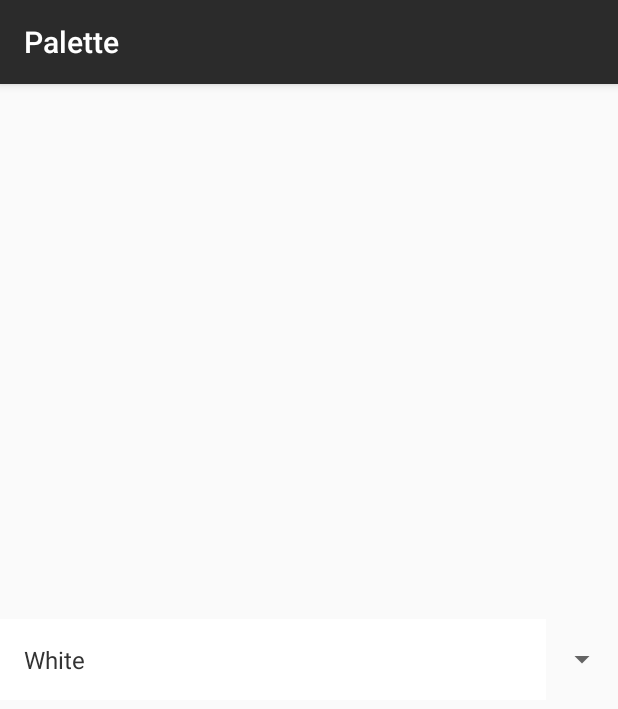
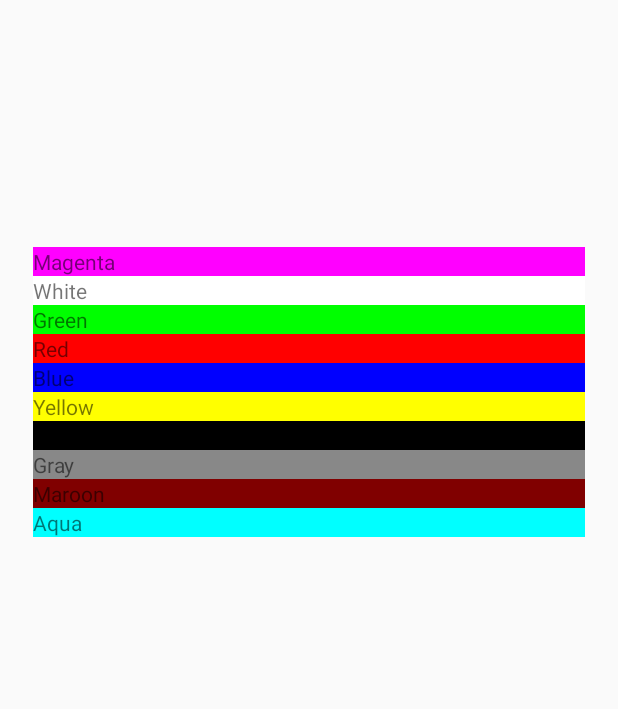
Before and after one commit to sooie5152/Lab4, an Android app: the screen it shows after launch (PaletteActivity), on a phone screen of 412 x 824 dp. Shown: the top 709 px of the screen. Run offline under Robolectric (Android 15) with nearby library versions, the phone set to English and light mode, and no system bars.

```diff
--- a/app/src/main/java/edu/temple/lab4/CanvasActivity.java
+++ b/app/src/main/java/edu/temple/lab4/CanvasActivity.java
@@ -1,19 +1,19 @@
 package edu.temple.lab4;
 
+import android.app.Activity;
 import android.graphics.Color;
 import android.os.Bundle;
-import android.widget.RelativeLayout;
 
-import androidx.annotation.Nullable;
-import androidx.appcompat.app.AppCompatActivity;
+import androidx.constraintlayout.widget.ConstraintLayout;
 
-public class CanvasActivity extends AppCompatActivity {
+public class CanvasActivity extends Activity {
+
     @Override
-    protected void onCreate(@Nullable Bundle savedInstanceState) {
+    protected void onCreate(Bundle savedInstanceState) {
         super.onCreate(savedInstanceState);
         setContentView(R.layout.activity_canvas);
-        RelativeLayout root =  findViewById(R.id.ll_root);
-        String color = getIntent().getStringExtra("color");
-        root.setBackgroundColor(Color.parseColor(color));
+
+        ConstraintLayout constraintLayout = findViewById(R.id.constraintLayout);
+        constraintLayout.setBackgroundColor(Color.parseColor(getIntent().getStringExtra("color")));
     }
 }
--- a/app/src/main/java/edu/temple/lab4/ColorAdapter.java
+++ b/app/src/main/java/edu/temple/lab4/ColorAdapter.java
@@ -2,61 +2,44 @@ package edu.temple.lab4;
 
 import android.content.Context;
 import android.graphics.Color;
-import android.view.LayoutInflater;
 import android.view.View;
 import android.view.ViewGroup;
 import android.widget.BaseAdapter;
-import android.widget.LinearLayout;
 import android.widget.TextView;
 
-import java.util.ArrayList;
-
+/**
+ * Created by Steve-Laptop on 2/14/2018.
+ */
 
 public class ColorAdapter extends BaseAdapter {
-    ArrayList<CustomColor> customColors;
+    String[] colors;
     Context context;
-    public ColorAdapter(Context context, ArrayList<CustomColor> customColors) {
-        this.customColors = customColors;
+
+    public ColorAdapter (Context context, String[] colors){
+        this.colors = colors;
         this.context = context;
     }
 
     @Override
     public int getCount() {
-        return customColors.size();
+        return colors.length;
     }
 
     @Override
-    public Object getItem(int i) {
-        return customColors.get(i);
+    public Object getItem(int position) {
+        return colors[position];
     }
 
     @Override
-    public long getItemId(int i) {
-        return i;
+    public long getItemId(int position) {
+        return 0;
     }
 
     @Override
-    public View getView(int i, View view, ViewGroup viewGroup) {
-        ViewHolder holder = null;
-        if (view == null) {
-            holder = new ViewHolder();
-            view = LayoutInflater.from(context).inflate(R.layout.item_color, viewGroup,false);
-            holder.llRoot =  view.findViewById(R.id.ll_root);
-            holder.tvName =  view.findViewById(R.id.tv_name);
-            view.setTag(holder);
-        } else {
-            holder = (ViewHolder) view.getTag();
-        }
-        CustomColor customColor = customColors.get(i);
-        holder.llRoot.setBackgroundColor(Color.parseColor(customColor.getColor()));
-        holder.tvName.setText(customColor.getName());
-        return view;
-    }
-
-
-
-    private class ViewHolder{
-        LinearLayout llRoot;
-        TextView tvName;
+    public View getView(int position, View convertView, ViewGroup parent) {
+        TextView textView = new TextView(context);
+        textView.setText(colors[position]);
+        textView.setBackgroundColor(Color.parseColor(colors[position]));
+        return textView;
     }
 }
--- a/app/src/main/java/edu/temple/lab4/CustomColor.java
+++ /dev/null
@@ -1,28 +0,0 @@
-package edu.temple.lab4;
-
-
-public class CustomColor {
-    private String name;
-    private String color;
-
-    public String getName() {
-        return name;
-    }
-
-    public void setName(String name) {
-        this.name = name;
-    }
-
-    public String getColor() {
-        return color;
-    }
-
-    public void setColor(String color) {
-        this.color = color;
-    }
-
-    public CustomColor(String name, String color) {
-        this.name = name;
-        this.color = color;
-    }
-}
--- a/app/src/main/java/edu/temple/lab4/PaletteActivity.java
+++ b/app/src/main/java/edu/temple/lab4/PaletteActivity.java
@@ -1,65 +1,41 @@
 package edu.temple.lab4;
 
+import android.app.Activity;
 import android.content.Intent;
+import android.content.res.Resources;
 import android.os.Bundle;
 import android.view.View;
 import android.widget.AdapterView;
-import android.widget.Spinner;
+import android.widget.GridView;
 
-import androidx.appcompat.app.AppCompatActivity;
+public class PaletteActivity extends Activity {
 
-import java.util.ArrayList;
-
-
-public class PaletteActivity extends AppCompatActivity {
-
-    private ArrayList<CustomColor> list = new ArrayList<>();
-    private ColorAdapter adapter;
-    private boolean first = true;
     @Override
     protected void onCreate(Bundle savedInstanceState) {
         super.onCreate(savedInstanceState);
-        setContentView(R.layout.activity_color);
-        addColor();
-        adapter = new ColorAdapter(this, list);
-        Spinner spinner= findViewById(R.id.spinner);
+        setContentView(R.layout.activity_palette);
 
-        spinner.setAdapter(adapter);
+        Resources res = getResources();
+        final String[] colors = res.getStringArray(R.array.Colors);
 
-        spinner.setOnItemSelectedListener(new AdapterView.OnItemSelectedListener() {
+
+        ColorAdapter colorAdapter = new ColorAdapter(this, colors);
+
+        //this is the gridView in the layout
+        GridView gridView = findViewById(R.id.gridView);
+        gridView.setAdapter(colorAdapter);
+
+        //when item is clicked
+        gridView.setOnItemClickListener(new AdapterView.OnItemClickListener() {
             @Override
-            public void onItemSelected(AdapterView<?> adapterView, View view, int i, long l) {
-                if (first){
-                    first = false;
-                    return;
-                }
-                Intent intent = new Intent(PaletteActivity.this,CanvasActivity.class);
-                String color = list.get(i).getColor();
-                intent.putExtra("color",color);
+            public void onItemClick(AdapterView<?> parent, View view, int position, long id) {
+                //create the intent
+                Intent intent = new Intent(PaletteActivity.this, CanvasActivity.class);
+                //put string into the extra with the key: color
+                intent.putExtra("color", colors[position]);
+                //launch the intent
                 startActivity(intent);
-            }
-
-            @Override
-            public void onNothingSelected(AdapterView<?> adapterView) {
-
             }
         });
     }
-
-
-    private void addColor() {
-        list.add(new CustomColor("White","#FFFFFF"));
-        list.add(new CustomColor("BLUE","#0000ff"));
-        list.add(new CustomColor("RED","#ff0000"));
-        list.add(new CustomColor("YELLOW","#ffff00"));
-        list.add(new CustomColor("MAGENTA","#ff00ff"));
-        list.add(new CustomColor("LTGRAY","#cccccc"));
-        list.add(new CustomColor("GREEN","#00ff00"));
-        list.add(new CustomColor("NavajoWhite","#FFDEAD"));
-        list.add(new CustomColor("GreenYellow","#ADFF2F"));
-        list.add(new CustomColor("LightSalmon","#FFA07A"));
-        list.add(new CustomColor("Tomato","#FF6347"));
-        list.add(new CustomColor("Turquoise","#40E0D0"));
-        list.add(new CustomColor("Maroon","#800000"));
-    }
 }
--- a/app/src/main/res/layout/activity_color.xml
+++ /dev/null
@@ -1,24 +0,0 @@
-<?xml version="1.0" encoding="utf-8"?>
-<RelativeLayout xmlns:android="http://schemas.android.com/apk/res/android"
-    xmlns:app="http://schemas.android.com/apk/res-auto"
-    xmlns:tools="http://schemas.android.com/tools"
-    android:layout_width="match_parent"
-    android:layout_height="match_parent"
-    tools:context="temple.edu.lab4.PaletteActivity">
-
-
-    <LinearLayout
-        android:layout_centerInParent="true"
-        android:gravity="center_vertical"
-        android:layout_width="match_parent"
-        android:layout_height="54dp"
-        >
-
-        <Spinner
-            android:id="@+id/spinner"
-            android:layout_width="match_parent"
-            android:layout_height="match_parent"
-            />
-    </LinearLayout>
-
-</RelativeLayout>
--- /dev/null
+++ b/app/src/main/res/layout/activity_palette.xml
@@ -0,0 +1,21 @@
+<?xml version="1.0" encoding="utf-8"?>
+<android.support.constraint.ConstraintLayout xmlns:android="http://schemas.android.com/apk/res/android"
+    xmlns:app="http://schemas.android.com/apk/res-auto"
+    xmlns:tools="http://schemas.android.com/tools"
+    android:layout_width="match_parent"
+    android:layout_height="match_parent"
+    tools:context="edu.temple.lab4.PaletteActivity">
+
+    <GridView
+        android:id="@+id/gridView"
+        android:layout_width="368dp"
+        android:layout_height="495dp"
+        android:layout_marginBottom="8dp"
+        android:layout_marginEnd="8dp"
+        android:layout_marginStart="8dp"
+        android:layout_marginTop="8dp"
+        app:layout_constraintBottom_toBottomOf="parent"
+        app:layout_constraintEnd_toEndOf="parent"
+        app:layout_constraintStart_toStartOf="parent"
+        app:layout_constraintTop_toTopOf="parent" />
+</android.support.constraint.ConstraintLayout>
--- a/app/src/main/res/layout/item_color.xml
+++ /dev/null
@@ -1,17 +0,0 @@
-<?xml version="1.0" encoding="utf-8"?>
-<LinearLayout xmlns:android="http://schemas.android.com/apk/res/android"
-    android:orientation="vertical" android:layout_width="match_parent"
-    android:layout_height="60dp"
-    android:id="@+id/ll_root"
-    android:background="#fff"
-    android:gravity="center_vertical">
-
-    <TextView
-        android:id="@+id/tv_name"
-        android:layout_marginLeft="16dp"
-        android:layout_width="wrap_content"
-        android:layout_height="wrap_content"
-        android:textColor="#333333"
-        android:text="color"
-        android:textSize="16sp"></TextView>
-</LinearLayout>
--- a/app/src/main/res/values/colors.xml
+++ b/app/src/main/res/values/colors.xml
@@ -1,6 +1,6 @@
 <?xml version="1.0" encoding="utf-8"?>
 <resources>
-    <color name="colorPrimary">#2B2B2B</color>
-    <color name="colorPrimaryDark">#2B2B2B</color>
+    <color name="colorPrimary">#008577</color>
+    <color name="colorPrimaryDark">#00574B</color>
     <color name="colorAccent">#D81B60</color>
 </resources>
--- /dev/null
+++ b/app/src/main/res/values/ids.xml
@@ -0,0 +1,4 @@
+<?xml version="1.0" encoding="utf-8"?>
+<resources>
+    <item name="constraintLayout" type="id" />
+</resources>
--- a/app/src/main/res/values/strings.xml
+++ b/app/src/main/res/values/strings.xml
@@ -1,3 +1,16 @@
+<?xml version="1.0" encoding="utf-8"?>
 <resources>
-    <string name="app_name">Palette</string>
+    <string name="app_name">CIS3515Lab4</string>
+    <string-array name="Colors">
+        <item>Magenta</item>
+        <item>White</item>
+        <item>Green</item>
+        <item>Red</item>
+        <item>Blue</item>
+        <item>Yellow</item>
+        <item>Black</item>
+        <item>Gray</item>
+        <item>Maroon</item>
+        <item>Aqua</item>
+    </string-array>
 </resources>
```
Also changed, not shown: 3 other files.
